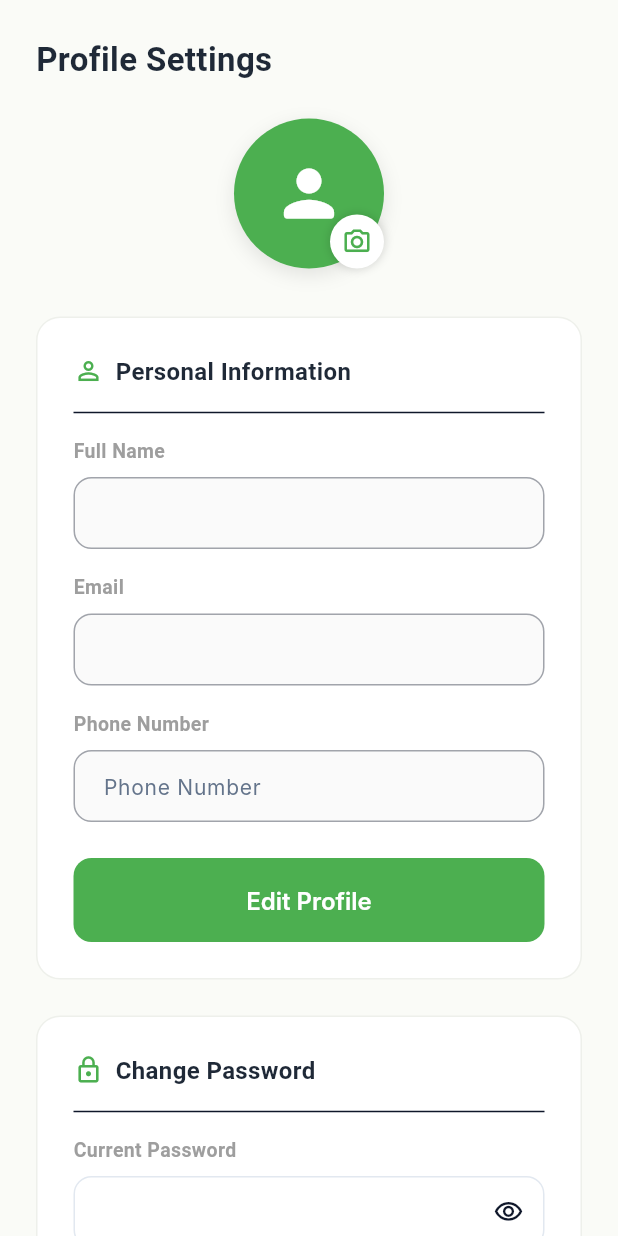
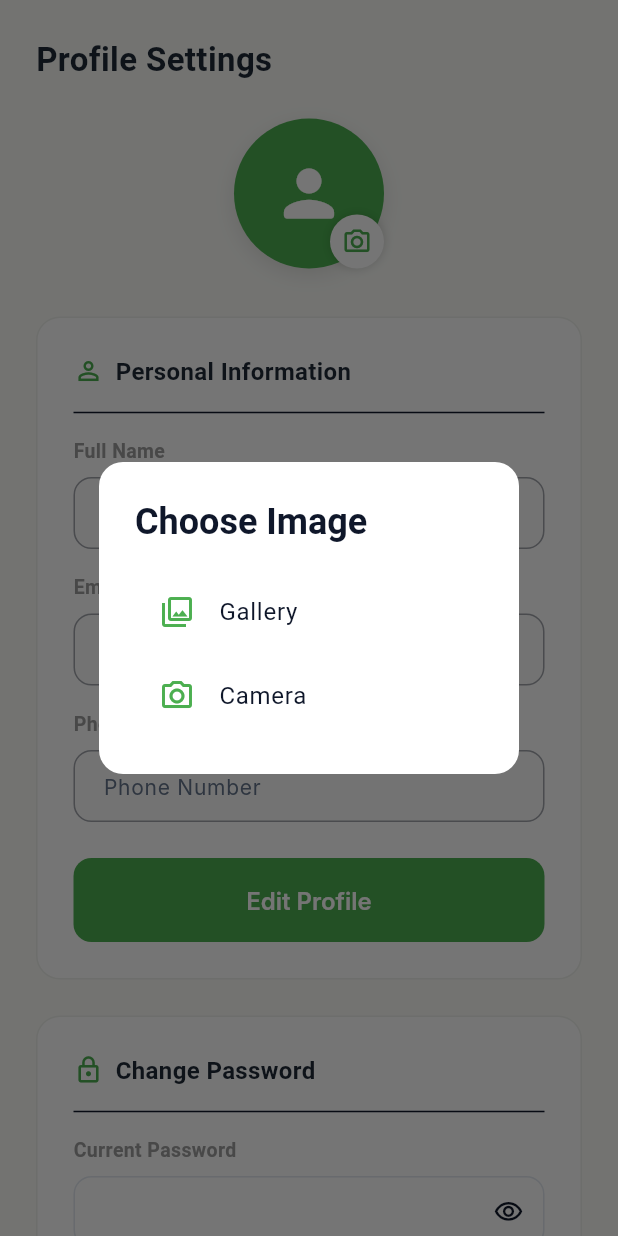
Before and after one commit to madaraz2498/smart_farm_integrated, a Flutter app: the ProfilePage screen opened directly, after a tap on the "camera alt" icon, on a phone screen of 412 x 824 dp. Run offline on Flutter 3.47's test engine with Material 3 defaults, Android fonts, the phone set to English and light mode, and no system bars; our stand-ins replace fl_chart, flutter_svg, image_picker, open_filex, shared_preferences; accounts and stored records are empty; Roboto replaces fonts that are missing (Inter).

Commit message:
Refactor the application's feature structure by moving farmer-specific and shared features into a more organized directory hierarchy.
### Features & Refactoring
- **Restructured Feature Modules**: Relocated the following features from `lib/features/` to `lib/features/farmer/`:
    - `animals`, `chatbot`, `crops`, `fruits`, `plants`, `reports`, and `soil`.
- **Relocated Home Screens**: Moved `farmer_settings_screen.dart` and `farmer_welcome_screen.dart` into `lib/features/farmer/home/screens/`.
- **Relocated Messaging**: Moved admin and farmer messaging modules into `features/admin/messages/` and `features/farmer/messages/` respectively.
- **Relocated Profile**: Moved the profile feature to `lib/features/shared/profile/`.
- **Cleanup**: Deleted legacy compatibility shells (`admin_shell.dart`, `farmer_shell.dart`) and redundant widget exports.

### Bug Fixes & Improvements
- **UI Optimization**: Updated `UserListTable` in the admin feature to reduce column widths and improve responsiveness on smaller screens by minimizing horizontal scrolling.
- **API Integration**: Updated `AdminMessageService` to use `reply_content` as the field name when posting a message reply.
- **Dependency Management**: Updated all internal imports across `main.dart` and `main_layout.dart` to reflect the new directory structure.
- **Providers**: Reorganized provider imports to align with the new module locations for chatbot, reports, animal, plant, fruit, soil, and crop features.

```diff
--- a/lib/features/shared/profile/pages/profile_page.dart
+++ b/lib/features/shared/profile/pages/profile_page.dart
@@ -30,10 +30,39 @@
   bool _obscureConfirm = true;
 
   Future<void> _pickImage() async {
+    final l10n = AppLocalizations.of(context)!;
+    final source = await showDialog<ImageSource>(
+      context: context,
+      builder: (ctx) => AlertDialog(
+        shape: RoundedRectangleBorder(borderRadius: BorderRadius.circular(16)),
+        title: Text(l10n.choose_image,
+            style: const TextStyle(fontWeight: FontWeight.bold)),
+        content: Column(
+          mainAxisSize: MainAxisSize.min,
+          children: [
+            ListTile(
+              leading: const Icon(Icons.photo_library_outlined,
+                  color: AppColors.primary),
+              title: const Text('Gallery'),
+              onTap: () => Navigator.pop(ctx, ImageSource.gallery),
+            ),
+            ListTile(
+              leading: const Icon(Icons.camera_alt_outlined,
+                  color: AppColors.primary),
+              title: const Text('Camera'),
+              onTap: () => Navigator.pop(ctx, ImageSource.camera),
+            ),
+          ],
+        ),
+      ),
+    );
+
+    if (source == null) return;
+
     final picker = ImagePicker();
     try {
       final XFile? image = await picker.pickImage(
-        source: ImageSource.gallery,
+        source: source,
         maxWidth: 512,
         maxHeight: 512,
         imageQuality: 75,
--- a/lib/providers/navigation_provider.dart
+++ b/lib/providers/navigation_provider.dart
@@ -4,7 +4,6 @@
 import 'package:smart_farm/l10n/app_localizations.dart';
 
 enum FarmerPage {
-// ... existing enums ...
   welcome,
   plantDisease,
   animalWeight,
@@ -15,6 +14,7 @@
   messages,
   reports,
   settings,
+  profile,
 }
 
 enum AdminPage {
@@ -164,6 +164,7 @@
 
   String getFarmerLabel(AppLocalizations l10n) => switch (_farmerPage) {
         FarmerPage.welcome => l10n.welcome_user,
+        FarmerPage.profile => l10n.profile,
         FarmerPage.plantDisease => l10n.nav_plant_disease,
         FarmerPage.animalWeight => l10n.nav_animal_weight,
         FarmerPage.cropRecommendation => l10n.nav_crop_recommendation,
--- a/lib/widgets/shared/app_sidebar.dart
+++ b/lib/widgets/shared/app_sidebar.dart
@@ -151,6 +151,7 @@
         FarmerPage.messages => l10n.messages,
         FarmerPage.reports => l10n.nav_reports,
         FarmerPage.settings => l10n.settings,
+        FarmerPage.profile => l10n.profile,
       };
       return Padding(
         padding: const EdgeInsets.only(bottom: 4),
--- a/lib/widgets/shared/main_layout.dart
+++ b/lib/widgets/shared/main_layout.dart
@@ -46,6 +46,7 @@
   farmer.FarmerMessagesPage(), // FarmerPage.messages
   ReportsPage(), // FarmerPage.reports
   FarmerSettingsPage(), // FarmerPage.settings
+  ProfilePage(), // FarmerPage.profile
 ];
 
 const List<Widget> _adminPages = [
```
Also changed, not shown: lib/features/auth/providers/auth_provider.dart (+12 -8 lines), lib/features/auth/services/auth_service.dart (+7 -3 lines), lib/features/farmer/pages/chatbot_page.dart (+23 -23 lines), lib/widgets/shared/app_top_bar.dart (+14 -1 lines).
